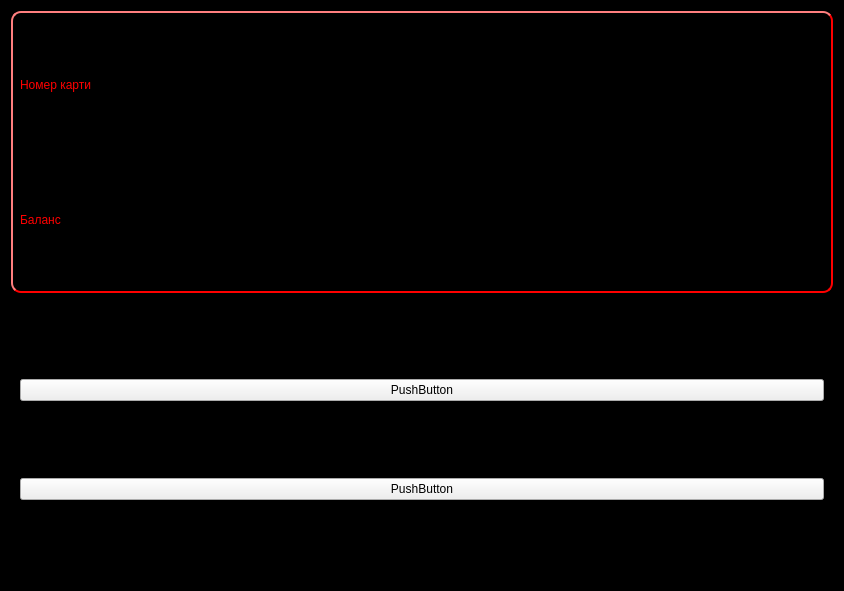
Old version of the form actionsscreen.ui in the repository Anoromi/upa_atm.
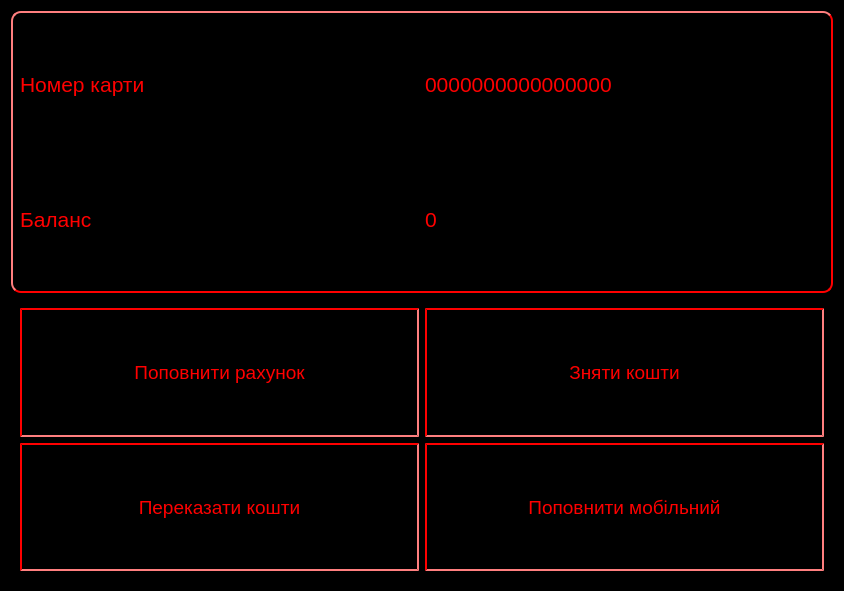
New version of the form.

Patch:
```diff
--- a/actionsscreen.ui
+++ b/actionsscreen.ui
@@ -27,17 +27,151 @@
 }</string>
      </property>
      <layout class="QGridLayout" name="gridLayout_3">
-      <item row="2" column="0">
-       <widget class="QPushButton" name="pushButton_2">
+      <item row="3" column="0">
+       <widget class="QPushButton" name="transfer">
+        <property name="sizePolicy">
+         <sizepolicy hsizetype="Preferred" vsizetype="Preferred">
+          <horstretch>0</horstretch>
+          <verstretch>0</verstretch>
+         </sizepolicy>
+        </property>
+        <property name="font">
+         <font>
+          <pointsize>14</pointsize>
+         </font>
+        </property>
+        <property name="styleSheet">
+         <string notr="true">QPushButton {
+	background: rgb(0,0,0);
+
+	border-color: rgb(255,0,0);
+	border-style: inset;
+	border-width: 2px;
+
+	color: rgb(255,0,0);
+}
+
+QPushButton::hover {
+	background: rgb(255,0,0);
+
+	border-color: rgb(0,0,0);
+
+	color: rgb(0,0,0);
+}</string>
+        </property>
         <property name="text">
-         <string>PushButton</string>
+         <string>Переказати кошти</string>
         </property>
        </widget>
       </item>
-      <item row="1" column="0">
-       <widget class="QPushButton" name="pushButton">
+      <item row="3" column="1">
+       <widget class="QPushButton" name="refilMobile">
+        <property name="sizePolicy">
+         <sizepolicy hsizetype="Preferred" vsizetype="Preferred">
+          <horstretch>0</horstretch>
+          <verstretch>0</verstretch>
+         </sizepolicy>
+        </property>
+        <property name="font">
+         <font>
+          <pointsize>14</pointsize>
+         </font>
+        </property>
+        <property name="styleSheet">
+         <string notr="true">QPushButton {
+	background: rgb(0,0,0);
+
+	border-color: rgb(255,0,0);
+	border-style: inset;
+	border-width: 2px;
+
+	color: rgb(255,0,0);
+}
+
+QPushButton::hover {
+	background: rgb(255,0,0);
+
+	border-color: rgb(0,0,0);
+
+	color: rgb(0,0,0);
+}</string>
+        </property>
         <property name="text">
-         <string>PushButton</string>
+         <string>Поповнити мобільний</string>
+        </property>
+       </widget>
+      </item>
+      <item row="0" column="0">
+       <widget class="QPushButton" name="refil">
+        <property name="sizePolicy">
+         <sizepolicy hsizetype="Preferred" vsizetype="Preferred">
+          <horstretch>0</horstretch>
+          <verstretch>0</verstretch>
+         </sizepolicy>
+        </property>
+        <property name="font">
+         <font>
+          <pointsize>14</pointsize>
+         </font>
+        </property>
+        <property name="styleSheet">
+         <string notr="true">QPushButton {
+	background: rgb(0,0,0);
+
+	border-color: rgb(255,0,0);
+	border-style: inset;
+	border-width: 2px;
+
+	color: rgb(255,0,0);
+}
+
+QPushButton::hover {
+	background: rgb(255,0,0);
+
+	border-color: rgb(0,0,0);
+
+	color: rgb(0,0,0);
+}</string>
+        </property>
+        <property name="text">
+         <string>Поповнити рахунок</string>
+        </property>
+       </widget>
+      </item>
+      <item row="0" column="1">
+       <widget class="QPushButton" name="withdraw">
+        <property name="sizePolicy">
+         <sizepolicy hsizetype="Preferred" vsizetype="Preferred">
+          <horstretch>0</horstretch>
+          <verstretch>0</verstretch>
+         </sizepolicy>
+        </property>
+        <property name="font">
+         <font>
+          <pointsize>14</pointsize>
+         </font>
+        </property>
+        <property name="styleSheet">
+         <string notr="true">QPushButton {
+	background: rgb(0,0,0);
+
+	border-color: rgb(255,0,0);
+	border-style: inset;
+	border-width: 2px;
+
+	color: rgb(255,0,0);
+}
+
+QPushButton::hover {
+	background: rgb(255,0,0);
+
+	border-color: rgb(0,0,0);
+
+	color: rgb(0,0,0);
+}</string>
+        </property>
+        <property name="text">
+         <string>Зняти кошти</string>
         </property>
        </widget>
       </item>
@@ -46,6 +180,12 @@
    </item>
    <item row="0" column="0">
     <widget class="QWidget" name="cardInfo" native="true">
+     <property name="sizePolicy">
+      <sizepolicy hsizetype="Preferred" vsizetype="Preferred">
+       <horstretch>0</horstretch>
+       <verstretch>0</verstretch>
+      </sizepolicy>
+     </property>
      <property name="styleSheet">
       <string notr="true">QWidget#cardInfo {
 	border-style: outset;
@@ -59,6 +199,11 @@
      <layout class="QGridLayout" name="gridLayout">
       <item row="3" column="0">
        <widget class="QLabel" name="balanceText">
+        <property name="font">
+         <font>
+          <pointsize>16</pointsize>
+         </font>
+        </property>
         <property name="styleSheet">
          <string notr="true">QLabel#balanceText {
 	color:red;
@@ -72,6 +217,11 @@
       </item>
       <item row="3" column="2">
        <widget class="QLabel" name="balance">
+        <property name="font">
+         <font>
+          <pointsize>16</pointsize>
+         </font>
+        </property>
         <property name="styleSheet">
          <string notr="true">QLabel#balance {
 	color:red;
@@ -79,12 +229,17 @@
 }</string>
         </property>
         <property name="text">
-         <string/>
+         <string>0</string>
         </property>
        </widget>
       </item>
       <item row="2" column="2">
        <widget class="QLabel" name="cardNumber">
+        <property name="font">
+         <font>
+          <pointsize>16</pointsize>
+         </font>
+        </property>
         <property name="styleSheet">
          <string notr="true">QLabel#cardNumber {
 	color:red;
@@ -92,12 +247,17 @@
 }</string>
         </property>
         <property name="text">
-         <string/>
+         <string>0000000000000000</string>
         </property>
        </widget>
       </item>
       <item row="2" column="0">
        <widget class="QLabel" name="cardNumberText">
+        <property name="font">
+         <font>
+          <pointsize>16</pointsize>
+         </font>
+        </property>
         <property name="styleSheet">
          <string notr="true">QLabel#cardNumberText {
 	color: red;
```
